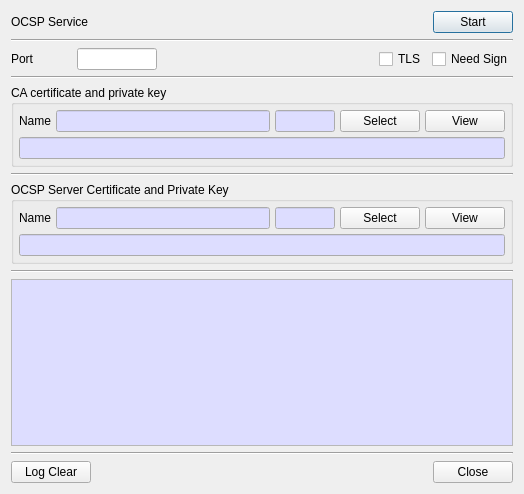
Qt form CertMan/ocsp_service_dlg.ui (jykim74/CertMan) before a commit.
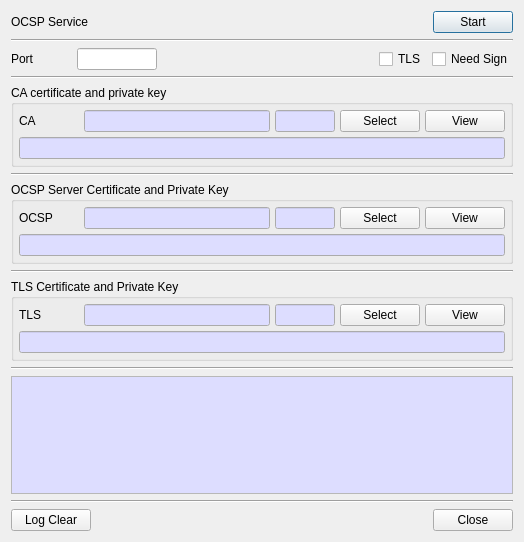
The same form after that commit.

```diff
--- a/CertMan/ocsp_service_dlg.ui
+++ b/CertMan/ocsp_service_dlg.ui
@@ -7,7 +7,7 @@
     <x>0</x>
     <y>0</y>
     <width>524</width>
-    <height>494</height>
+    <height>542</height>
    </rect>
   </property>
   <property name="windowTitle">
@@ -192,8 +192,14 @@
         </item>
         <item row="0" column="0">
          <widget class="QLabel" name="label_5">
+          <property name="minimumSize">
+           <size>
+            <width>60</width>
+            <height>0</height>
+           </size>
+          </property>
           <property name="text">
-           <string>Name</string>
+           <string>CA</string>
           </property>
          </widget>
         </item>
@@ -383,8 +389,14 @@
         </item>
         <item row="0" column="0">
          <widget class="QLabel" name="label_4">
+          <property name="minimumSize">
+           <size>
+            <width>60</width>
+            <height>0</height>
+           </size>
+          </property>
           <property name="text">
-           <string>Name</string>
+           <string>OCSP</string>
           </property>
          </widget>
         </item>
@@ -438,6 +450,182 @@
      </property>
     </widget>
    </item>
+   <item>
+    <widget class="QGroupBox" name="mTLSGroup">
+     <property name="minimumSize">
+      <size>
+       <width>0</width>
+       <height>0</height>
+      </size>
+     </property>
+     <property name="title">
+      <string>TLS Certificate and Private Key</string>
+     </property>
+     <layout class="QVBoxLayout" name="verticalLayout_4">
+      <property name="spacing">
+       <number>5</number>
+      </property>
+      <property name="leftMargin">
+       <number>5</number>
+      </property>
+      <property name="topMargin">
+       <number>5</number>
+      </property>
+      <property name="rightMargin">
+       <number>5</number>
+      </property>
+      <property name="bottomMargin">
+       <number>5</number>
+      </property>
+      <item>
+       <layout class="QGridLayout" name="gridLayout_2">
+        <item row="0" column="0">
+         <widget class="QLabel" name="label_3">
+          <property name="minimumSize">
+           <size>
+            <width>60</width>
+            <height>0</height>
+           </size>
+          </property>
+          <property name="text">
+           <string>TLS</string>
+          </property>
+         </widget>
+        </item>
+        <item row="0" column="3">
+         <widget class="QPushButton" name="mTLSSelectBtn">
+          <property name="text">
+           <string>Select</string>
+          </property>
+         </widget>
+        </item>
+        <item row="0" column="1">
+         <widget class="QLineEdit" name="mTLSNameText">
+          <property name="palette">
+           <palette>
+            <active>
+             <colorrole role="Base">
+              <brush brushstyle="SolidPattern">
+               <color alpha="255">
+                <red>221</red>
+                <green>221</green>
+                <blue>255</blue>
+               </color>
+              </brush>
+             </colorrole>
+            </active>
+            <inactive>
+             <colorrole role="Base">
+              <brush brushstyle="SolidPattern">
+               <color alpha="255">
+                <red>221</red>
+                <green>221</green>
+                <blue>255</blue>
+               </color>
+              </brush>
+             </colorrole>
+            </inactive>
+            <disabled/>
+           </palette>
+          </property>
+          <property name="readOnly">
+           <bool>true</bool>
+          </property>
+         </widget>
+        </item>
+        <item row="0" column="2">
+         <widget class="QLineEdit" name="mTLSNumText">
+          <property name="maximumSize">
+           <size>
+            <width>60</width>
+            <height>16777215</height>
+           </size>
+          </property>
+          <property name="palette">
+           <palette>
+            <active>
+             <colorrole role="Base">
+              <brush brushstyle="SolidPattern">
+               <color alpha="255">
+                <red>221</red>
+                <green>221</green>
+                <blue>255</blue>
+               </color>
+              </brush>
+             </colorrole>
+            </active>
+            <inactive>
+             <colorrole role="Base">
+              <brush brushstyle="SolidPattern">
+               <color alpha="255">
+                <red>221</red>
+                <green>221</green>
+                <blue>255</blue>
+               </color>
+              </brush>
+             </colorrole>
+            </inactive>
+            <disabled/>
+           </palette>
+          </property>
+          <property name="readOnly">
+           <bool>true</bool>
+          </property>
+         </widget>
+        </item>
+        <item row="0" column="4">
+         <widget class="QPushButton" name="mTLSViewBtn">
+          <property name="text">
+           <string>View</string>
+          </property>
+         </widget>
+        </item>
+       </layout>
+      </item>
+      <item>
+       <widget class="QLineEdit" name="mTLSInfoText">
+        <property name="palette">
+         <palette>
+          <active>
+           <colorrole role="Base">
+            <brush brushstyle="SolidPattern">
+             <color alpha="255">
+              <red>221</red>
+              <green>221</green>
+              <blue>255</blue>
+             </color>
+            </brush>
+           </colorrole>
+          </active>
+          <inactive>
+           <colorrole role="Base">
+            <brush brushstyle="SolidPattern">
+             <color alpha="255">
+              <red>221</red>
+              <green>221</green>
+              <blue>255</blue>
+             </color>
+            </brush>
+           </colorrole>
+          </inactive>
+          <disabled/>
+         </palette>
+        </property>
+        <property name="readOnly">
+         <bool>true</bool>
+        </property>
+       </widget>
+      </item>
+     </layout>
+    </widget>
+   </item>
+   <item>
+    <widget class="Line" name="line_6">
+     <property name="orientation">
+      <enum>Qt::Horizontal</enum>
+     </property>
+    </widget>
+   </item>
    <item>
     <widget class="QPlainTextEdit" name="mLogText">
      <property name="minimumSize">
```
